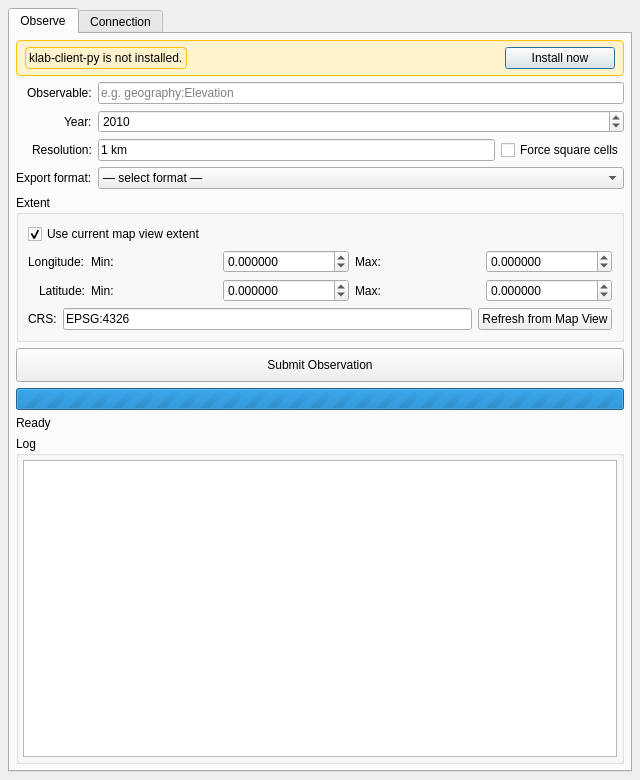
This is klabclient/klabclient_dialog_base.ui in g-ant-eu/qgis-plugins as Qt 5 draws it before an edit. The edited form follows.
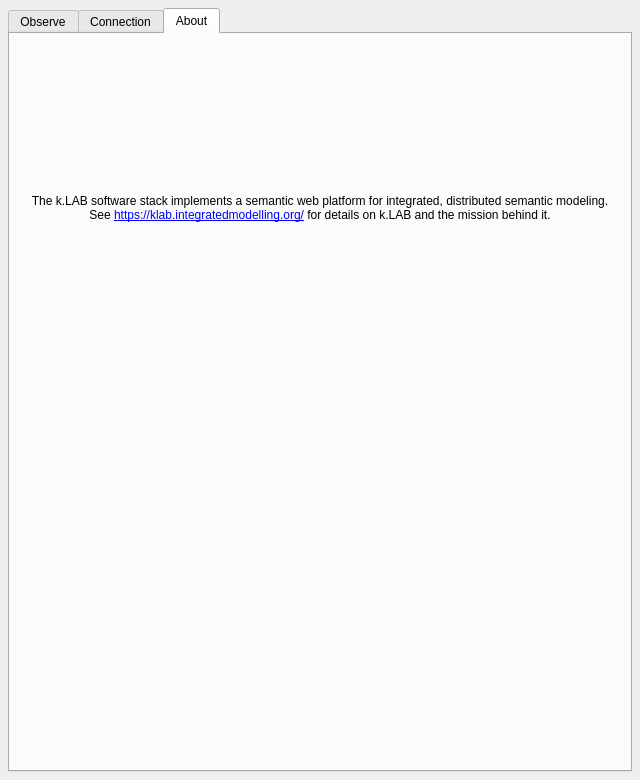
This is the edited form. The open tabs and pages were chosen to show the change.

Commit message: automatic load on layer change geomorpheye + fixes and about in klab

```diff
--- a/klabclient/klabclient_dialog_base.ui
+++ b/klabclient/klabclient_dialog_base.ui
@@ -133,7 +133,19 @@
           </widget>
          </item>
          <item row="0" column="1">
-          <widget class="QLineEdit" name="observableEdit">
+          <widget class="QPlainTextEdit" name="observableEdit">
+           <property name="minimumSize">
+            <size>
+             <width>0</width>
+             <height>70</height>
+            </size>
+           </property>
+           <property name="maximumSize">
+            <size>
+             <width>16777215</width>
+             <height>120</height>
+            </size>
+           </property>
            <property name="toolTip">
             <string>k.lab semantic type to observe, e.g.
   geography:Elevation
@@ -488,19 +500,41 @@
        </item>
 
        <item>
-        <widget class="QProgressBar" name="progressBar">
-         <property name="visible">
-          <bool>false</bool>
-         </property>
-         <property name="minimum">
-          <number>0</number>
-         </property>
-         <property name="maximum">
-          <number>0</number>
-         </property>
-         <property name="value">
-          <number>0</number>
-         </property>
+        <widget class="QWidget" name="progressWidget" native="true">
+         <layout class="QHBoxLayout" name="progressLayout">
+          <property name="leftMargin">
+           <number>0</number>
+          </property>
+          <property name="topMargin">
+           <number>0</number>
+          </property>
+          <property name="rightMargin">
+           <number>0</number>
+          </property>
+          <property name="bottomMargin">
+           <number>0</number>
+          </property>
+          <item>
+           <widget class="QProgressBar" name="progressBar">
+            <property name="minimum">
+             <number>0</number>
+            </property>
+            <property name="maximum">
+             <number>0</number>
+            </property>
+            <property name="value">
+             <number>0</number>
+            </property>
+           </widget>
+          </item>
+          <item>
+           <widget class="QPushButton" name="stopButton">
+            <property name="text">
+             <string>Stop</string>
+            </property>
+           </widget>
+          </item>
+         </layout>
         </widget>
        </item>
 
@@ -664,6 +698,71 @@
       </layout>
      </widget>
 
+     <widget class="QWidget" name="aboutTab">
+      <attribute name="title">
+       <string>About</string>
+      </attribute>
+      <layout class="QVBoxLayout" name="aboutLayout">
+       <property name="spacing">
+        <number>12</number>
+       </property>
+       <property name="leftMargin">
+        <number>16</number>
+       </property>
+       <property name="topMargin">
+        <number>20</number>
+       </property>
+       <property name="rightMargin">
+        <number>16</number>
+       </property>
+       <property name="bottomMargin">
+        <number>16</number>
+       </property>
+       <item>
+        <widget class="QLabel" name="aboutLogoLabel">
+         <property name="minimumSize">
+          <size>
+           <width>0</width>
+           <height>128</height>
+          </size>
+         </property>
+         <property name="alignment">
+          <set>Qt::AlignHCenter|Qt::AlignVCenter</set>
+         </property>
+        </widget>
+       </item>
+       <item>
+        <widget class="QLabel" name="aboutTextLabel">
+         <property name="text">
+          <string>&lt;html&gt;&lt;body&gt;&lt;p style="text-align:center;"&gt;The k.LAB software stack implements a semantic web platform for integrated, distributed semantic modeling. See &lt;a href="https://klab.integratedmodelling.org/"&gt;https://klab.integratedmodelling.org/&lt;/a&gt; for details on k.LAB and the mission behind it.&lt;/p&gt;&lt;/body&gt;&lt;/html&gt;</string>
+         </property>
+         <property name="openExternalLinks">
+          <bool>true</bool>
+         </property>
+         <property name="wordWrap">
+          <bool>true</bool>
+         </property>
+         <property name="alignment">
+          <set>Qt::AlignHCenter|Qt::AlignTop</set>
+         </property>
+        </widget>
+       </item>
+       <item>
+        <spacer name="aboutVSpacer">
+         <property name="orientation">
+          <enum>Qt::Vertical</enum>
+         </property>
+         <property name="sizeHint" stdset="0">
+          <size>
+           <width>20</width>
+           <height>40</height>
+          </size>
+         </property>
+        </spacer>
+       </item>
+      </layout>
+     </widget>
+
     </widget>
    </item>
   </layout>
```
The commit also changes 4 other files.
